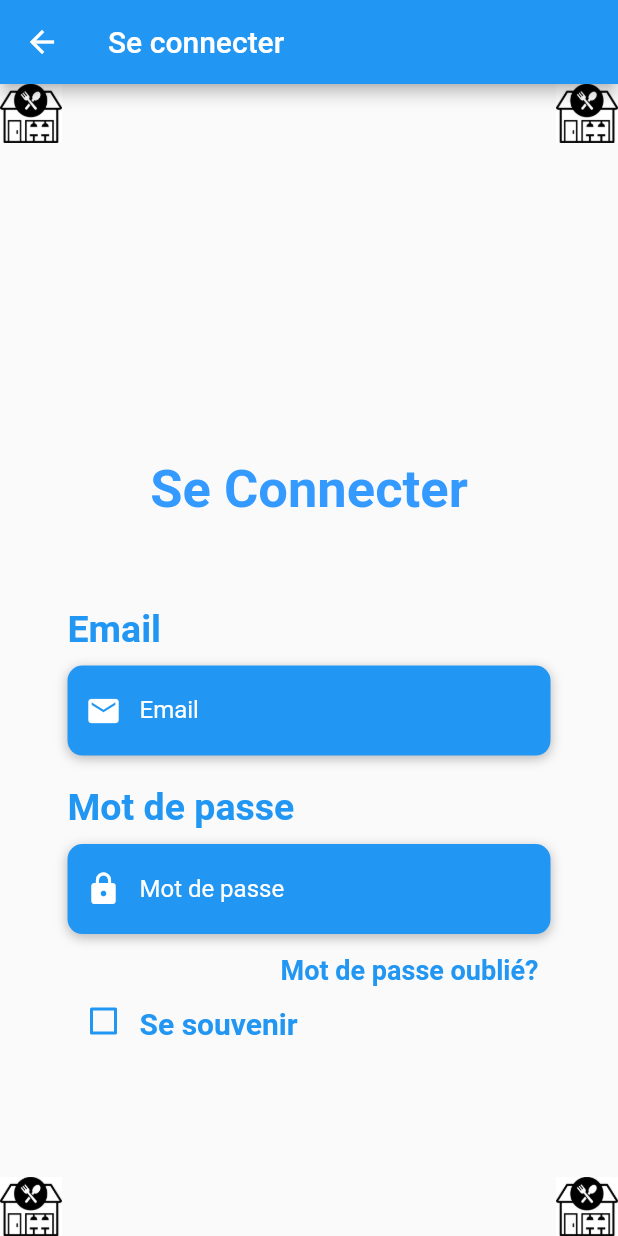
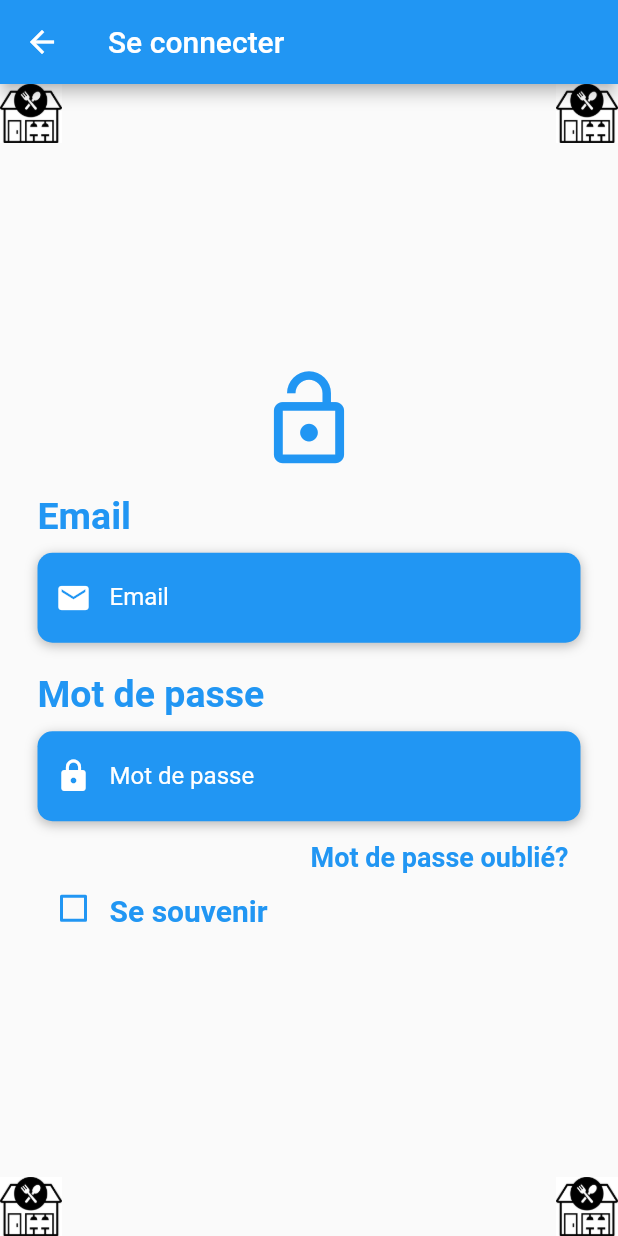
Before and after one commit to Assurance-Tedangbe/gestionTicketElectroEtAccesResto, a Flutter app: the LoginPage screen opened by its route, on a phone screen of 412 x 824 dp. Run offline on Flutter 3.47's test engine with Material 2 defaults, Android fonts, the phone set to English and light mode, and no system bars.

Commit message:
set lock_open icon

```diff
--- a/mymobileproject/lib/UI/widgets/login.body.dart
+++ b/mymobileproject/lib/UI/widgets/login.body.dart
@@ -40,23 +40,29 @@ class _BodyState extends State<Body> {
   Widget build(BuildContext context) {
     Size size = MediaQuery.of(context).size;
     return Background(
-        child: SingleChildScrollView(
-      physics: const AlwaysScrollableScrollPhysics(),
-      padding: const EdgeInsets.symmetric(horizontal: 20, vertical: 130),
+      //  child: SingleChildScrollView(
+      // physics: const AlwaysScrollableScrollPhysics(),
+      //  padding: const EdgeInsets.symmetric(horizontal: 20, vertical: 130),
       child: SingleChildScrollView(
         physics: const AlwaysScrollableScrollPhysics(),
         padding: const EdgeInsets.symmetric(horizontal: 25, vertical: 120),
         child: Column(
           mainAxisAlignment: MainAxisAlignment.center,
           children: <Widget>[
-            const Text(
+            Icon(
+              Icons.lock_open,
+              color: Colors.blue,
+              size: 70,
+            ),
+            /*   const Text(
               "Se Connecter",
               style: TextStyle(
                   fontWeight: FontWeight.bold,
                   fontSize: 35,
                   color: Color.fromRGBO(30, 144, 255, 0.9)),
-            ),
-            SizedBox(height: size.height * 0.07),
+            ),*/
+            //    SizedBox(height: size.height * 0.07),
+            SizedBox(height: 15),
             manageEmail(),
             SizedBox(height: 20),
             managePassword(),
@@ -71,7 +77,8 @@ class _BodyState extends State<Body> {
       /* CheckAccount(
             press: () {},
           )*/
-    ));
+    );
+    // );
   }
 }
 
--- a/mymobileproject/lib/UI/widgets/login.body.roundedinputfield.dart
+++ b/mymobileproject/lib/UI/widgets/login.body.roundedinputfield.dart
@@ -1,6 +1,9 @@
 import 'package:flutter/material.dart';
 import 'package:mymobileproject/UI/widgets/login.body.textfiedContainer.dart';
 
+/*  RoundedInputField(
+            onChanged: (value) {},
+          ),*/
 class RoundedInputField extends StatelessWidget {
   final String hintText;
   final IconData icon;
```
